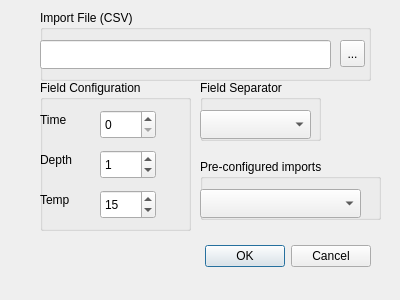
subsurface/subsurface, file qt-ui/csvimportdialog.ui: the form before one commit.
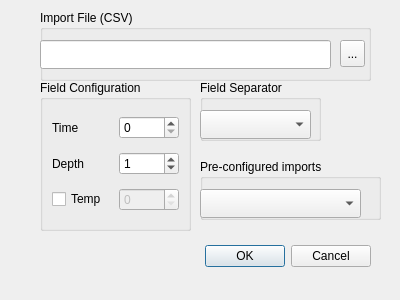
The form after the commit.

Commit message:
Make temperature optional in csv import
This adds a checkbox to be able to import csv files without temperature.

The edit to the form file:
```diff
--- a/qt-ui/csvimportdialog.ui
+++ b/qt-ui/csvimportdialog.ui
@@ -100,15 +100,9 @@
    <property name="title">
     <string>Field Configuration</string>
    </property>
+   <layout class="QGridLayout" name="gridLayout">
+    <item row="0" column="1">
    <widget class="QSpinBox" name="CSVTime">
-    <property name="geometry">
-     <rect>
-      <x>60</x>
-      <y>30</y>
-      <width>56</width>
-      <height>29</height>
-     </rect>
-    </property>
     <property name="minimum">
      <number>0</number>
     </property>
@@ -116,77 +110,52 @@
      <number>0</number>
     </property>
    </widget>
-   <widget class="QSpinBox" name="CSVDepth">
-    <property name="geometry">
-     <rect>
-      <x>60</x>
-      <y>70</y>
-      <width>56</width>
-      <height>29</height>
-     </rect>
-    </property>
-    <property name="minimum">
-     <number>0</number>
-    </property>
-    <property name="value">
-     <number>1</number>
-    </property>
-   </widget>
-   <widget class="QSpinBox" name="CSVTemperature">
-    <property name="geometry">
-     <rect>
-      <x>60</x>
-      <y>110</y>
-      <width>56</width>
-      <height>29</height>
-     </rect>
-    </property>
-    <property name="minimum">
-     <number>0</number>
-    </property>
-    <property name="value">
-     <number>15</number>
-    </property>
-   </widget>
+    </item>
+    <item row="0" column="0">
    <widget class="QLabel" name="label">
-    <property name="geometry">
-     <rect>
-      <x>0</x>
-      <y>30</y>
-      <width>41</width>
-      <height>19</height>
-     </rect>
-    </property>
     <property name="text">
      <string>Time</string>
     </property>
    </widget>
+    </item>
+    <item row="1" column="1">
+     <widget class="QSpinBox" name="CSVDepth">
+      <property name="minimum">
+       <number>0</number>
+      </property>
+      <property name="value">
+       <number>1</number>
+      </property>
+     </widget>
+    </item>
+    <item row="1" column="0">
    <widget class="QLabel" name="label_2">
-    <property name="geometry">
-     <rect>
-      <x>0</x>
-      <y>70</y>
-      <width>51</width>
-      <height>19</height>
-     </rect>
-    </property>
     <property name="text">
      <string>Depth</string>
     </property>
    </widget>
-   <widget class="QLabel" name="label_3">
-    <property name="geometry">
-     <rect>
-      <x>0</x>
-      <y>110</y>
-      <width>41</width>
-      <height>19</height>
-     </rect>
-    </property>
+    </item>
+    <item row="2" column="1">
+     <widget class="QSpinBox" name="CSVTemperature">
+      <property name="enabled">
+       <bool>false</bool>
+      </property>
+     </widget>
+    </item>
+    <item row="2" column="0">
+     <widget class="QCheckBox" name="temperatureCheckBox">
     <property name="text">
      <string>Temp</string>
     </property>
    </widget>
+    </item>
+   </layout>
+   <zorder>label</zorder>
+   <zorder>label_2</zorder>
+   <zorder>CSVTime</zorder>
+   <zorder>CSVDepth</zorder>
+   <zorder>temperatureCheckBox</zorder>
+   <zorder>CSVTemperature</zorder>
   </widget>
   <widget class="QGroupBox" name="groupBox_4">
    <property name="geometry">
```
Left out of the diff: 6 changed lines with no effect on the pictures. Lines whose indentation alone changed are shown as unchanged. The commit also changes 3 other files.
